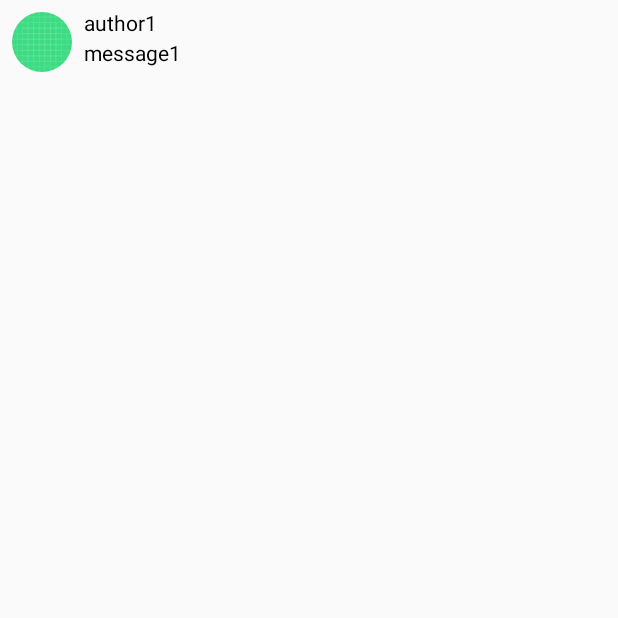
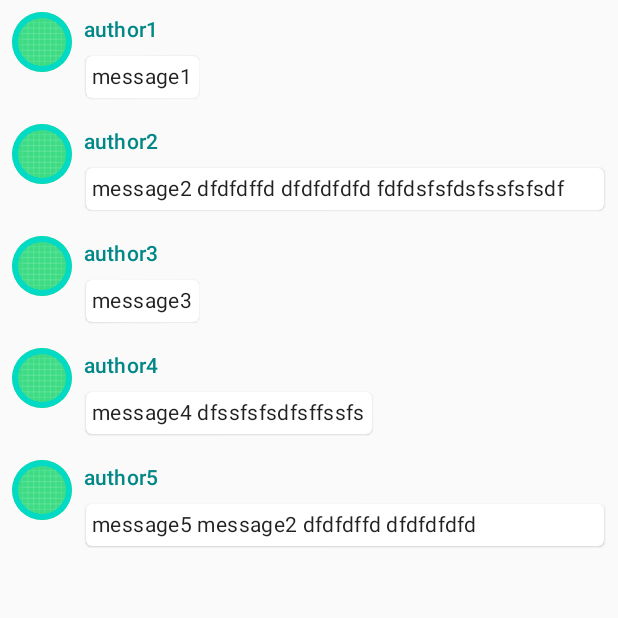
Before and after one commit to theManWithoutQualities/JetpackComposePlay, an Android app built with Jetpack Compose: the screen it shows after launch (MainActivity), on a phone screen of 412 x 824 dp, the top half of it. Run offline under Robolectric (Android 15) with nearby library versions, the phone set to English and light mode, and no system bars.

```diff
--- a/app/src/main/java/com/example/myapplication/MainActivity.kt
+++ b/app/src/main/java/com/example/myapplication/MainActivity.kt
@@ -1,34 +1,40 @@
 package com.example.myapplication
 
+import android.content.res.Configuration
 import android.os.Bundle
 import androidx.activity.ComponentActivity
 import androidx.activity.compose.setContent
+import androidx.compose.animation.animateColorAsState
+import androidx.compose.animation.animateContentSize
 import androidx.compose.foundation.Image
+import androidx.compose.foundation.border
+import androidx.compose.foundation.clickable
 import androidx.compose.foundation.layout.*
+import androidx.compose.foundation.lazy.LazyColumn
+import androidx.compose.foundation.lazy.items
 import androidx.compose.foundation.shape.CircleShape
-import androidx.compose.foundation.shape.RoundedCornerShape
+import androidx.compose.material.MaterialTheme
 import androidx.compose.material.Surface
 import androidx.compose.material.Text
 import androidx.compose.runtime.Composable
+import androidx.compose.runtime.mutableStateOf
+import androidx.compose.runtime.remember
 import androidx.compose.ui.Modifier
 import androidx.compose.ui.draw.clip
-import androidx.compose.ui.graphics.Color
 import androidx.compose.ui.res.painterResource
-import androidx.compose.ui.semantics.Role.Companion.Image
 import androidx.compose.ui.tooling.preview.Preview
 import androidx.compose.ui.unit.dp
 import com.example.myapplication.ui.theme.MyApplicationTheme
+import androidx.compose.runtime.getValue
+import androidx.compose.runtime.setValue
 
 class MainActivity : ComponentActivity() {
     override fun onCreate(savedInstanceState: Bundle?) {
         super.onCreate(savedInstanceState)
         setContent {
-            MessageCard(
-                Message(
-                    "actual author1",
-                    "actual message1"
-                )
-            )
+            MyApplicationTheme {
+                Conversation(messages = sampleData)
+            }
         }
     }
 }
@@ -44,24 +50,88 @@ fun MessageCard(message: Message) {
         Image(
             painter = painterResource(id = R.drawable.ic_launcher_background),
             contentDescription = "none",
-            modifier = Modifier.size(40.dp).clip(CircleShape)
+            modifier = Modifier
+                .size(40.dp)
+                .clip(CircleShape)
+                .border(4.dp, MaterialTheme.colors.secondary, CircleShape)
         )
         Spacer(modifier = Modifier.width(8.dp))
-        Column {
-            Text(message.author)
+
+        var isExpanded by remember { mutableStateOf(false) }
+
+        val surfaceColor by animateColorAsState(
+            if (isExpanded) MaterialTheme.colors.primary else MaterialTheme.colors.surface
+        )
+
+        Column(modifier = Modifier.clickable { isExpanded = !isExpanded }) {
+            Text(
+                message.author,
+                color = MaterialTheme.colors.secondaryVariant,
+                style = MaterialTheme.typography.subtitle2
+            )
             Spacer(modifier = Modifier.height(4.dp))
-            Text(message.body)
+            Surface(
+                shape = MaterialTheme.shapes.medium,
+                elevation = 1.dp,
+                color = surfaceColor,
+                modifier = Modifier.animateContentSize().padding(1.dp)
+            ) {
+                Text(
+                    message.body,
+                    modifier = Modifier.padding(all = 4.dp),
+                    style = MaterialTheme.typography.body2,
+                    maxLines = if (isExpanded) Int.MAX_VALUE else 1,
+                )
+            }
         }
     }
 }
 
-@Preview(showBackground = true)
+@Composable
+fun Conversation(messages: List<Message>) {
+    LazyColumn {
+        items(messages) { message ->
+            MessageCard(message)
+        }
+    }
+}
+
+@Preview(
+    name = "Light Mode",
+    showBackground = true
+)
+@Preview(
+    name = "Dark Mode",
+    uiMode = Configuration.UI_MODE_NIGHT_YES,
+    showBackground = true
+)
 @Composable
 fun PreviewMessageCard() {
-    MessageCard(
-        Message(
-            "author1",
-            "message1"
-        )
-    )
+    MyApplicationTheme {
+        Conversation(messages = sampleData)
+    }
 }
+
+val sampleData = listOf(
+    Message(
+        "author1",
+        "message1"
+    ),
+    Message(
+        "author2",
+        "message2 dfdfdffd dfdfdfdfd fdfdsfsfdsfssfsfsdf dsfsf"
+    ),
+    Message(
+        "author3",
+        "message3"
+    ),
+    Message(
+        "author4",
+        "message4 dfssfsfsdfsffssfs"
+    ),
+    Message(
+        "author5",
+        "message5 message2 dfdfdffd dfdfdfdfd fdfdsfsfdsfssfsfsdf dsfsf message2 " +
+                "dfdfdffd dfdfdfdfd fdfdsfsfdsfssfsfsdf dsfsf"
+    ),
+)
```
